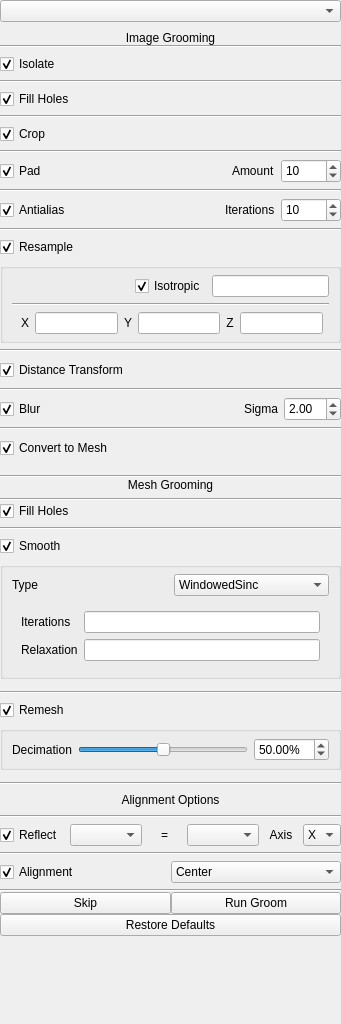
SCIInstitute/ShapeWorks, file Studio/src/Groom/GroomTool.ui: the form before one commit.
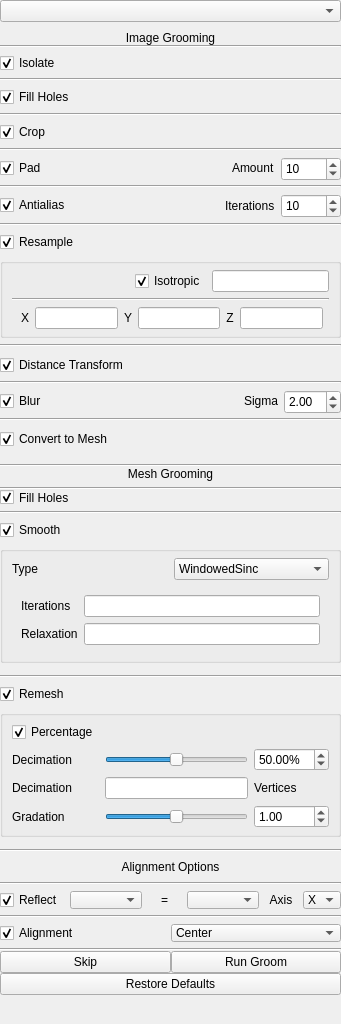
The form after the commit.

```diff
--- a/Studio/src/Groom/GroomTool.ui
+++ b/Studio/src/Groom/GroomTool.ui
@@ -1044,28 +1044,18 @@
                <property name="bottomMargin">
                 <number>6</number>
                </property>
-               <item row="0" column="1">
-                <widget class="QSlider" name="decimation_slider">
-                 <property name="maximum">
-                  <number>100</number>
-                 </property>
-                 <property name="value">
-                  <number>50</number>
-                 </property>
-                 <property name="orientation">
-                  <enum>Qt::Horizontal</enum>
-                 </property>
-                </widget>
-               </item>
                <item row="0" column="0">
-                <widget class="QLabel" name="decimation_label">
+                <widget class="QCheckBox" name="reflect_checkbox_2">
                  <property name="text">
-                  <string>Decimation</string>
+                  <string>Percentage</string>
+                 </property>
+                 <property name="checked">
+                  <bool>true</bool>
                  </property>
                 </widget>
                </item>
-               <item row="0" column="2">
-                <widget class="QDoubleSpinBox" name="doubleSpinBox">
+               <item row="1" column="2">
+                <widget class="QDoubleSpinBox" name="decimation_spinbox">
                  <property name="suffix">
                   <string>%</string>
                  </property>
@@ -1077,6 +1067,79 @@
                  </property>
                 </widget>
                </item>
+               <item row="3" column="2">
+                <widget class="QDoubleSpinBox" name="gradation_spinbox">
+                 <property name="suffix">
+                  <string/>
+                 </property>
+                 <property name="maximum">
+                  <double>2.000000000000000</double>
+                 </property>
+                 <property name="singleStep">
+                  <double>0.100000000000000</double>
+                 </property>
+                 <property name="value">
+                  <double>1.000000000000000</double>
+                 </property>
+                </widget>
+               </item>
+               <item row="3" column="1">
+                <widget class="QSlider" name="decimation_slider_2">
+                 <property name="maximum">
+                  <number>100</number>
+                 </property>
+                 <property name="value">
+                  <number>50</number>
+                 </property>
+                 <property name="orientation">
+                  <enum>Qt::Horizontal</enum>
+                 </property>
+                </widget>
+               </item>
+               <item row="1" column="1">
+                <widget class="QSlider" name="decimation_slider">
+                 <property name="maximum">
+                  <number>100</number>
+                 </property>
+                 <property name="value">
+                  <number>50</number>
+                 </property>
+                 <property name="orientation">
+                  <enum>Qt::Horizontal</enum>
+                 </property>
+                </widget>
+               </item>
+               <item row="1" column="0">
+                <widget class="QLabel" name="decimation_label">
+                 <property name="text">
+                  <string>Decimation</string>
+                 </property>
+                </widget>
+               </item>
+               <item row="3" column="0">
+                <widget class="QLabel" name="decimation_label_2">
+                 <property name="text">
+                  <string>Gradation</string>
+                 </property>
+                </widget>
+               </item>
+               <item row="2" column="0">
+                <widget class="QLabel" name="decimation_label_3">
+                 <property name="text">
+                  <string>Decimation</string>
+                 </property>
+                </widget>
+               </item>
+               <item row="2" column="1">
+                <widget class="QLineEdit" name="lineEdit"/>
+               </item>
+               <item row="2" column="2">
+                <widget class="QLabel" name="label_3">
+                 <property name="text">
+                  <string>Vertices</string>
+                 </property>
+                </widget>
+               </item>
               </layout>
              </widget>
             </item>
```
